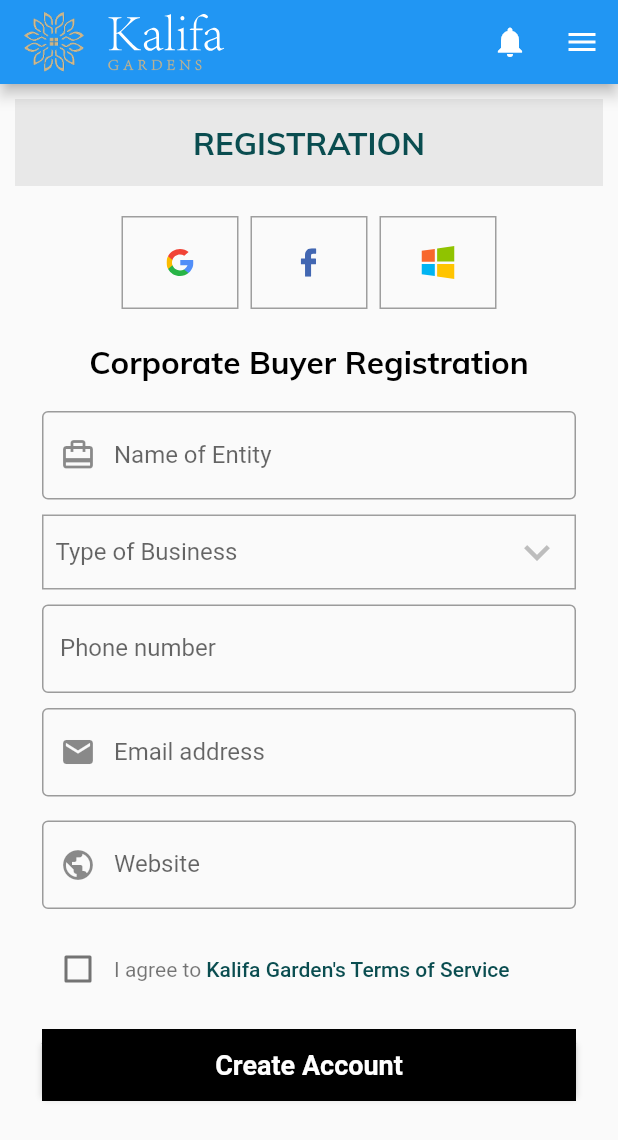
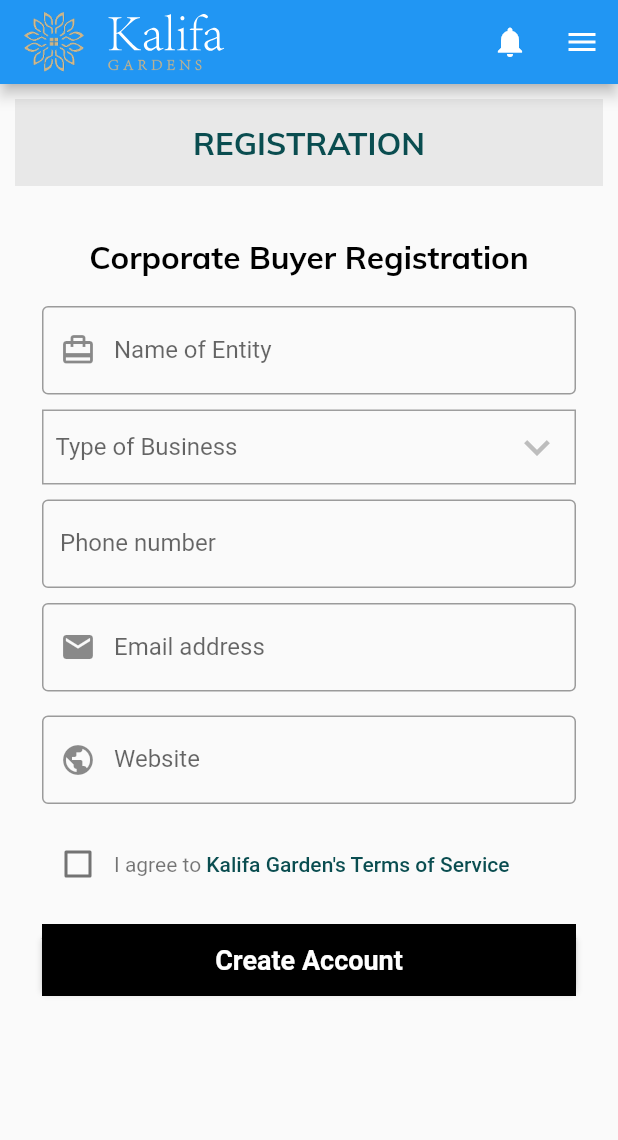
Before and after one commit to codystack/Kalifa-Gardens, a Flutter app: the CorporateRegistration screen opened directly, on a phone screen of 412 x 824 dp. Shown: the top 1140 px of the screen. Run offline on Flutter 3.47's test engine with Material 2 defaults, Android fonts, the phone set to English and light mode, and no system bars; our stand-ins replace dotted_border, expandable, file_picker, flutter_countdown_timer, flutter_svg, fluttertoast and 4 more; missing offline and left inert: loading_overlay_pro; accounts and stored records are empty; network calls fail; project files that could hold a hidden picture were left out.

Commit message:
New update

```diff
--- a/lib/forms/setup_password_form.dart
+++ b/lib/forms/setup_password_form.dart
@@ -100,13 +100,17 @@ class _SetupPasswordFormState extends State<SetupPasswordForm> {
           msg: "Individual Type",
           toastLength: Toast.LENGTH_LONG,
           gravity: ToastGravity.CENTER,
-          timeInSecForIosWeb: 1,
+          timeInSecForIosWeb: 3,
           backgroundColor: Color(0xFF0A4D50),
           textColor: Colors.white,
           fontSize: 16.0);
       final response = await APIService().createAccount(_bodyIndividual);
 
       print('REGISTER RESP: ${jsonDecode(response.body)}');
+
+      if (response.body.toString().contains('Invalid verification otp')) {
+        Navigator.pop(context);
+      }
 
       if (response.body != null) {
         setState(() {
--- a/lib/screens/corporate_registration.dart
+++ b/lib/screens/corporate_registration.dart
@@ -90,62 +90,62 @@ class _CorporateRegistrationState extends State<CorporateRegistration>
             SizedBox(
               height: 16.0,
             ),
-            Row(
-              mainAxisAlignment: MainAxisAlignment.center,
-              crossAxisAlignment: CrossAxisAlignment.center,
-              children: <Widget>[
-                Container(
-                  padding: const EdgeInsets.all(6.0),
-                  margin: const EdgeInsets.all(4.0),
-                  decoration: BoxDecoration(
-                    border: Border.all(
-                        color: Colors.grey,
-                        width: 1.0,
-                        style: BorderStyle.solid),
-                  ),
-                  child: Center(
-                    child: TextButton(
-                      onPressed: () => {},
-                      child: SvgPicture.asset('assets/images/google_icon.svg'),
-                    ),
-                  ),
-                ),
-                Container(
-                  padding: const EdgeInsets.all(6.0),
-                  margin: const EdgeInsets.all(4.0),
-                  decoration: BoxDecoration(
-                    border: Border.all(
-                        color: Colors.grey,
-                        width: 1.0,
-                        style: BorderStyle.solid),
-                  ),
-                  child: Center(
-                    child: TextButton(
-                      onPressed: () => {},
-                      child:
-                          SvgPicture.asset('assets/images/facebook_icon.svg'),
-                    ),
-                  ),
-                ),
-                Container(
-                  padding: const EdgeInsets.all(6.0),
-                  margin: const EdgeInsets.all(4.0),
-                  decoration: BoxDecoration(
-                    border: Border.all(
-                        color: Colors.grey,
-                        width: 1.0,
-                        style: BorderStyle.solid),
-                  ),
-                  child: Center(
-                    child: TextButton(
-                      onPressed: () => {},
-                      child:
-                          SvgPicture.asset('assets/images/microsoft_icon.svg'),
-                    ),
-                  ),
-                )
-              ],
-            ),
+            // Row(
+            //   mainAxisAlignment: MainAxisAlignment.center,
+            //   crossAxisAlignment: CrossAxisAlignment.center,
+            //   children: <Widget>[
+            //     Container(
+            //       padding: const EdgeInsets.all(6.0),
+            //       margin: const EdgeInsets.all(4.0),
+            //       decoration: BoxDecoration(
+            //         border: Border.all(
+            //             color: Colors.grey,
+            //             width: 1.0,
+            //             style: BorderStyle.solid),
+            //       ),
+            //       child: Center(
+            //         child: TextButton(
+            //           onPressed: () => {},
+            //           child: SvgPicture.asset('assets/images/google_icon.svg'),
+            //         ),
+            //       ),
+            //     ),
+            //     Container(
+            //       padding: const EdgeInsets.all(6.0),
+            //       margin: const EdgeInsets.all(4.0),
+            //       decoration: BoxDecoration(
+            //         border: Border.all(
+            //             color: Colors.grey,
+            //             width: 1.0,
+            //             style: BorderStyle.solid),
+            //       ),
+            //       child: Center(
+            //         child: TextButton(
+            //           onPressed: () => {},
+            //           child:
+            //               SvgPicture.asset('assets/images/facebook_icon.svg'),
+            //         ),
+            //       ),
+            //     ),
+            //     Container(
+            //       padding: const EdgeInsets.all(6.0),
+            //       margin: const EdgeInsets.all(4.0),
+            //       decoration: BoxDecoration(
+            //         border: Border.all(
+            //             color: Colors.grey,
+            //             width: 1.0,
+            //             style: BorderStyle.solid),
+            //       ),
+            //       child: Center(
+            //         child: TextButton(
+            //           onPressed: () => {},
+            //           child:
+            //               SvgPicture.asset('assets/images/microsoft_icon.svg'),
+            //         ),
+            //       ),
+            //     )
+            //   ],
+            // ),
             Container(
               padding: const EdgeInsets.all(8.0),
               child: CorporateForm(),
```
